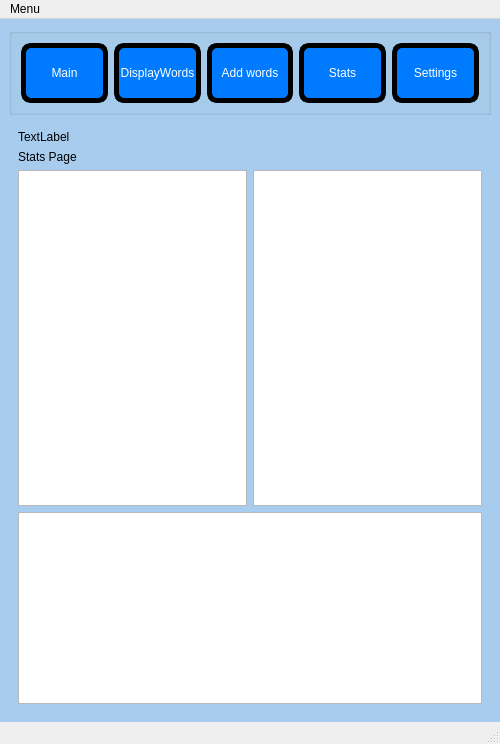
Krystiankr/PYQT5, file interface/main.ui: the form before one commit.
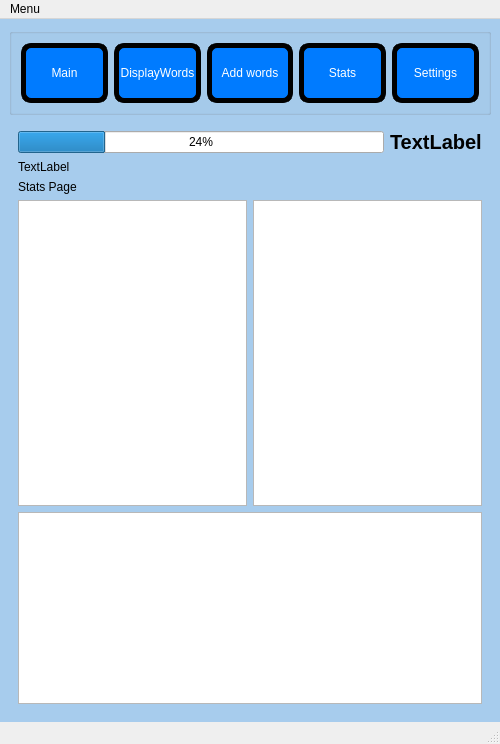
The form after the commit. The open tabs and pages were chosen to show the change. Icons and pictures are not drawn. Custom widgets are drawn as their Qt base class.

Commit message: Main stats progress bar, key_4 as pronaucuation

What changed in the file:
```diff
--- a/interface/main.ui
+++ b/interface/main.ui
@@ -465,6 +465,30 @@
       </widget>
       <widget class="QWidget" name="StatsPage">
        <layout class="QVBoxLayout" name="verticalLayout_5">
+        <item>
+         <layout class="QHBoxLayout" name="horizontalLayout_6">
+          <item>
+           <widget class="QProgressBar" name="progStats">
+            <property name="value">
+             <number>24</number>
+            </property>
+           </widget>
+          </item>
+          <item>
+           <widget class="QLabel" name="lblProgressBar">
+            <property name="font">
+             <font>
+              <pointsize>15</pointsize>
+              <bold>true</bold>
+             </font>
+            </property>
+            <property name="text">
+             <string>TextLabel</string>
+            </property>
+           </widget>
+          </item>
+         </layout>
+        </item>
         <item alignment="Qt::AlignTop">
          <widget class="QLabel" name="btnTimerResult">
           <property name="text">
```
Left out of the diff: 2 changed lines with no effect on the pictures. The commit also changes 4 other files.
